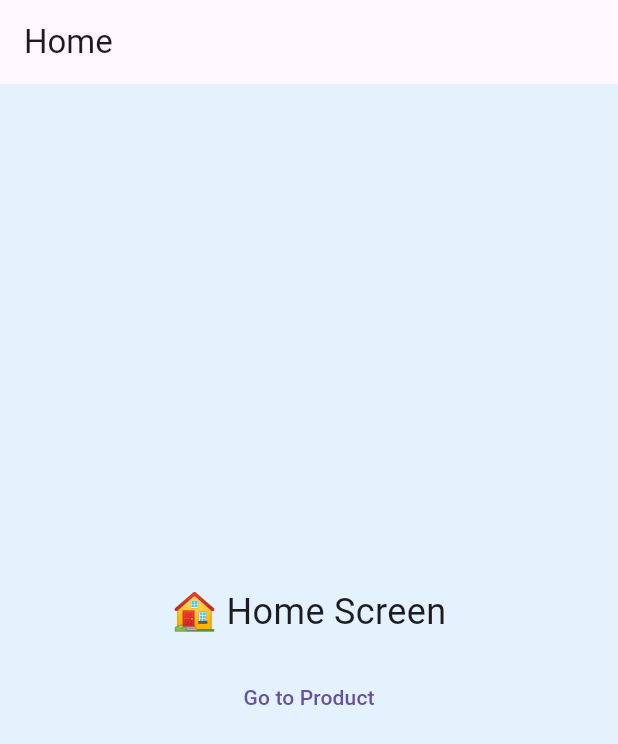
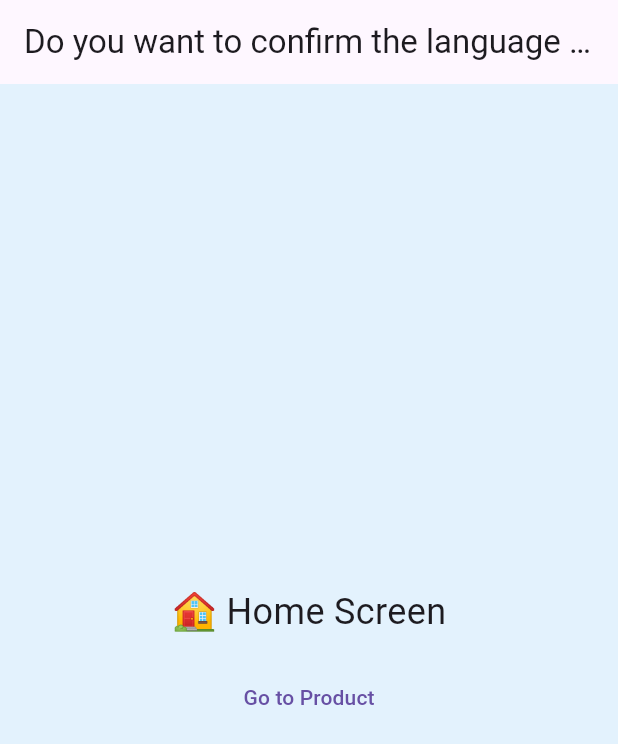
Before and after one commit to Korya25/store-app, a Flutter app: the screen it shows after launch, on a phone screen of 412 x 824 dp. Shown: the top 744 px of the screen. Run offline on Flutter 3.47's test engine with Material 3 defaults, Android fonts, the phone set to English and light mode, and no system bars; our stand-ins replace another_flushbar, connectivity_plus, firebase_core, flutter_dotenv, flutter_screenutil, go_router and 2 more; accounts and stored records are empty.

Commit message:
add localiztion

```diff
--- a/lib/core/resources/extensions/context_extension.dart
+++ b/lib/core/resources/extensions/context_extension.dart
@@ -1,7 +1,10 @@
 import 'package:flutter/material.dart';
+import 'package:store_app/core/resources/localization/app_localizations.dart';
 import 'package:store_app/core/resources/style/theme/color_extension.dart';
 
 extension ContextExt on BuildContext {
   //color
   MyColors get color => Theme.of(this).extension<MyColors>()!;
+
+  String tr(String key) => AppLocalizations.of(this).translate(key);
 }
--- /dev/null
+++ b/lib/core/resources/localization/app_localizations.dart
@@ -0,0 +1,40 @@
+import 'dart:convert';
+import 'package:flutter/material.dart';
+import 'package:flutter/services.dart';
+import 'package:store_app/core/resources/localization/app_localizations_delegate.dart';
+
+class AppLocalizations {
+  final Locale locale;
+  late Map<String, String> _localizedStrings;
+
+  AppLocalizations(this.locale);
+
+  static AppLocalizations of(BuildContext context) {
+    return Localizations.of<AppLocalizations>(context, AppLocalizations)!;
+  }
+
+  Future<bool> load() async {
+    final String jsonString = await rootBundle.loadString(
+      'lang/${locale.languageCode}.json',
+    );
+    final Map<String, dynamic> jsonMap = json.decode(jsonString);
+
+    _localizedStrings = jsonMap.map(
+      (key, value) => MapEntry(key, value.toString()),
+    );
+
+    return true;
+  }
+
+  String translate(String key) {
+    return _localizedStrings[key] ?? '** $key not found';
+  }
+
+  static const LocalizationsDelegate<AppLocalizations> delegate =
+      AppLocalizationsDelegate();
+
+  static List<Locale> get supportedLocales => const [
+    Locale('en'),
+    Locale('ar'),
+  ];
+}
--- /dev/null
+++ b/lib/core/resources/localization/app_localizations_delegate.dart
@@ -0,0 +1,19 @@
+import 'package:flutter/material.dart';
+import 'app_localizations.dart';
+
+class AppLocalizationsDelegate extends LocalizationsDelegate<AppLocalizations> {
+  const AppLocalizationsDelegate();
+
+  @override
+  bool isSupported(Locale locale) => ['en', 'ar'].contains(locale.languageCode);
+
+  @override
+  Future<AppLocalizations> load(Locale locale) async {
+    AppLocalizations localizations = AppLocalizations(locale);
+    await localizations.load();
+    return localizations;
+  }
+
+  @override
+  bool shouldReload(covariant LocalizationsDelegate old) => false;
+}
--- /dev/null
+++ b/lib/core/resources/localization/app_localizations_keys.dart
@@ -0,0 +1,40 @@
+class LangKeys {
+  static const String language = 'language';
+  static const String appName = 'app_name';
+  static const String login = 'login';
+  static const String welcome = 'welcome';
+  static const String email = 'your_email';
+  static const String password = 'password';
+  static const String validEmail = 'valid_email';
+  static const String validPasswrod = 'valid_passwrod';
+  static const String loggedSuccessfully = 'logged_successfully';
+  static const String loggedError = 'logged_error';
+  static const String createAccount = 'create_account';
+  static const String signUpWelcome = 'sign_up_welcome';
+  static const String signUp = 'sign_up';
+  static const String youHaveAccount = 'you_have_account';
+  static const String fullName = 'full_name';
+  static const String validName = 'valid_name';
+  static const String validPickImage = 'valid_pick_image';
+  static const String imageUploaded = 'image_uploaded';
+  static const String imageRemoved = 'image_removed';
+  static const String chooseProducts = 'choose_products';
+  static const String applicationFeatures = 'application_features';
+  static const String languageTilte = 'language_tilte';
+  static const String changeToTheLanguage = 'change_to_the_language';
+  static const String sure = 'sure';
+  static const String cancel = 'cancel';
+  static const String buildVersion = 'build_version';
+  static const String buildDeveloper = 'build_developer';
+  static const String logOut = 'log_out';
+  static const String logOutFromApp = 'log_out_from_app';
+  static const String yes = 'yes';
+  static const String no = 'no';
+  static const String darkMode = 'dark_mode';
+  static const String langCode = 'lang_code';
+  static const String notifications = 'notifications';
+  static const String subscribedToNotifications = 'subscribed_to_notifications';
+  static const String unsubscribedToNotifications =
+      'unsubscribed_to_notifications';
+  static const String viewAll = 'view_all';
+}
--- a/lib/core/resources/router/app_router.dart
+++ b/lib/core/resources/router/app_router.dart
@@ -1,6 +1,8 @@
 import 'package:flutter/material.dart';
 import 'package:go_router/go_router.dart';
 import 'package:store_app/core/network/network_status_wrapper.dart';
+import 'package:store_app/core/resources/extensions/context_extension.dart';
+import 'package:store_app/core/resources/localization/app_localizations_keys.dart';
 import 'package:store_app/core/resources/router/app_routes.dart';
 
 class AppRouter {
@@ -12,7 +14,7 @@ class AppRouter {
         path: AppRoutes.homePath,
         builder: (context, state) => Scaffold(
           backgroundColor: Colors.blue[50],
-          appBar: AppBar(title: const Text('Home')),
+          appBar: AppBar(title: Text(context.tr(LangKeys.changeToTheLanguage))),
           body: Center(
             child: Column(
               mainAxisAlignment: MainAxisAlignment.center,
--- a/lib/store_app.dart
+++ b/lib/store_app.dart
@@ -1,9 +1,11 @@
-// lib/store_app.dart
+// ignore_for_file: depend_on_referenced_packages
 
 import 'package:flutter/material.dart';
 import 'package:flutter_screenutil/flutter_screenutil.dart';
+import 'package:store_app/core/resources/localization/app_localizations.dart';
 import 'package:store_app/core/resources/style/theme/app_theme.dart';
 import 'package:store_app/core/resources/router/app_router.dart';
+import 'package:flutter_localizations/flutter_localizations.dart';
 
 class StoreApp extends StatelessWidget {
   const StoreApp({super.key});
@@ -18,6 +20,14 @@ class StoreApp extends StatelessWidget {
         debugShowCheckedModeBanner: false,
         routerConfig: AppRouter.router,
         theme: AppTheme.themeDark(),
+        localizationsDelegates: const [
+          AppLocalizations.delegate,
+          GlobalMaterialLocalizations.delegate,
+          GlobalWidgetsLocalizations.delegate,
+          GlobalCupertinoLocalizations.delegate,
+        ],
+        supportedLocales: AppLocalizations.supportedLocales,
+        locale: const Locale('en'),
       ),
     );
   }
--- a/pubspec.yaml
+++ b/pubspec.yaml
@@ -27,6 +27,8 @@ dependencies:
   logger: ^2.6.1
   another_flushbar: ^1.12.30
   go_router: ^16.0.0
+  flutter_localization: ^0.3.3
+  intl: ^0.20.2
 
 dev_dependencies:
   flutter_test:
@@ -43,6 +45,8 @@ flutter:
     - .env.dev
     - .env.prod
     - assets/images/core/
+    - lang/ar.json
+    - lang/en.json
   #   - images/a_dot_ham.jpeg
 
   # An image asset can refer to one or more resolution-specific "variants", see
```
Also changed, not shown: lang/ar.json (added, +39 -0 lines), lang/en.json (added, +39 -0 lines), pubspec.lock, 5 other files.
